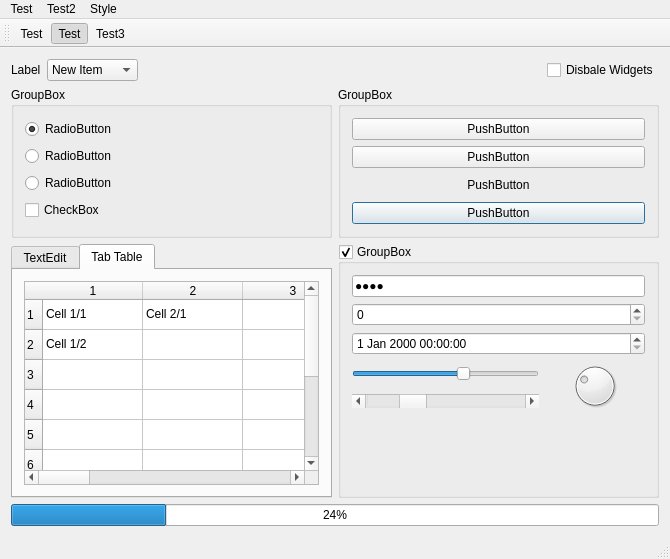
The window that examples/mainwindow.ui (gmarull/qtmodern) describes before a commit, drawn with Qt 5.
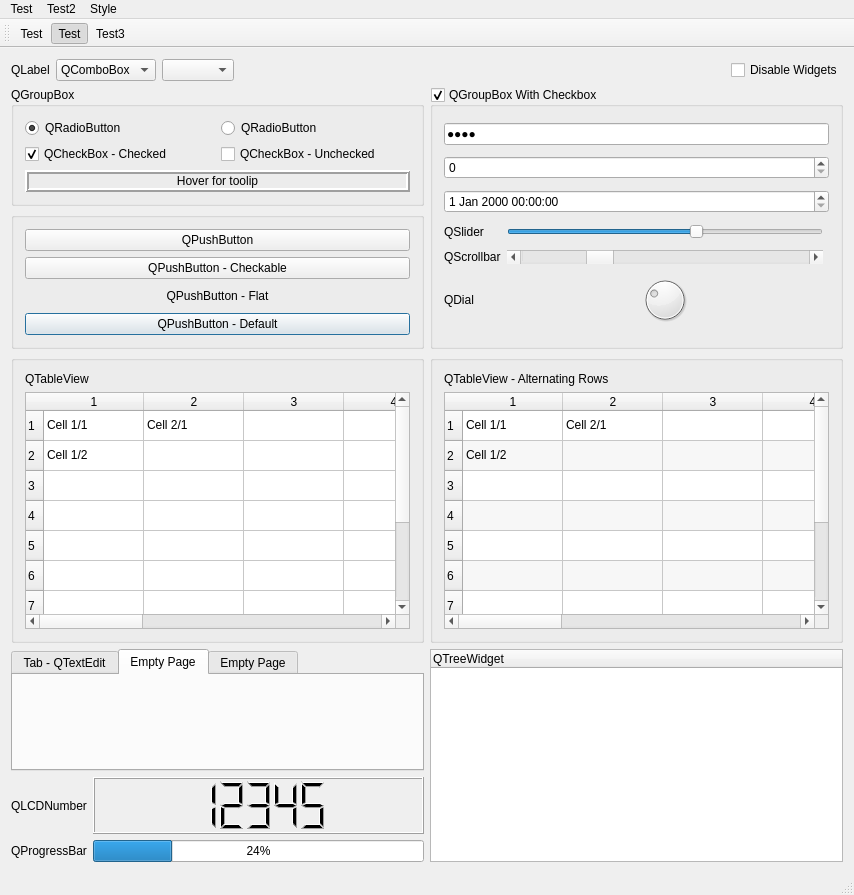
The same window after the commit. The open tabs and pages were chosen to show the change.

Commit message: Updated example with more type of widgets as well as labels on the controls

Diff of the .ui file:
```diff
--- a/examples/mainwindow.ui
+++ b/examples/mainwindow.ui
@@ -6,21 +6,103 @@
    <rect>
     <x>0</x>
     <y>0</y>
-    <width>670</width>
-    <height>559</height>
+    <width>854</width>
+    <height>895</height>
    </rect>
   </property>
   <property name="windowTitle">
    <string>MainWindow</string>
   </property>
   <widget class="QWidget" name="centralWidget">
-   <layout class="QGridLayout" name="gridLayout_2">
+   <layout class="QGridLayout" name="gridLayout_2" rowstretch="0,0,0,5,0,1,1,1,0,0" columnstretch="1,1">
+    <item row="1" column="1" rowspan="2">
+     <widget class="QGroupBox" name="groupBox_3">
+      <property name="title">
+       <string>QGroupBox With Checkbox</string>
+      </property>
+      <property name="checkable">
+       <bool>true</bool>
+      </property>
+      <layout class="QGridLayout" name="gridLayout">
+       <item row="2" column="0" colspan="3">
+        <widget class="QDateTimeEdit" name="dateTimeEdit"/>
+       </item>
+       <item row="4" column="0">
+        <widget class="QLabel" name="label_4">
+         <property name="text">
+          <string>QScrollbar</string>
+         </property>
+        </widget>
+       </item>
+       <item row="3" column="0">
+        <widget class="QLabel" name="label_3">
+         <property name="text">
+          <string>QSlider</string>
+         </property>
+        </widget>
+       </item>
+       <item row="3" column="1">
+        <widget class="QSlider" name="horizontalSlider">
+         <property name="value">
+          <number>60</number>
+         </property>
+         <property name="orientation">
+          <enum>Qt::Horizontal</enum>
+         </property>
+        </widget>
+       </item>
+       <item row="0" column="0" colspan="3">
+        <widget class="QLineEdit" name="lineEdit">
+         <property name="text">
+          <string>test</string>
+         </property>
+         <property name="echoMode">
+          <enum>QLineEdit::Password</enum>
+         </property>
+        </widget>
+       </item>
+       <item row="4" column="1">
+        <widget class="QScrollBar" name="horizontalScrollBar">
+         <property name="value">
+          <number>25</number>
+         </property>
+         <property name="orientation">
+          <enum>Qt::Horizontal</enum>
+         </property>
+        </widget>
+       </item>
+       <item row="1" column="0" colspan="3">
+        <widget class="QSpinBox" name="spinBox"/>
+       </item>
+       <item row="6" column="1">
+        <widget class="QDial" name="dial">
+         <property name="maximumSize">
+          <size>
+           <width>16777215</width>
+           <height>50</height>
+          </size>
+         </property>
+         <property name="value">
+          <number>30</number>
+         </property>
+        </widget>
+       </item>
+       <item row="6" column="0">
+        <widget class="QLabel" name="label_5">
+         <property name="text">
+          <string>QDial</string>
+         </property>
+        </widget>
+       </item>
+      </layout>
+     </widget>
+    </item>
     <item row="0" column="0" colspan="2">
      <layout class="QHBoxLayout" name="horizontalLayout">
       <item>
        <widget class="QLabel" name="label">
         <property name="text">
-         <string>Label</string>
+         <string>QLabel</string>
         </property>
        </widget>
       </item>
@@ -28,7 +110,7 @@
        <widget class="QComboBox" name="comboBox">
         <item>
          <property name="text">
-          <string>New Item</string>
+          <string>QComboBox</string>
          </property>
         </item>
         <item>
@@ -43,6 +125,9 @@
         </item>
        </widget>
       </item>
+      <item>
+       <widget class="QComboBox" name="comboBox_2"/>
+      </item>
       <item>
        <spacer name="horizontalSpacer">
         <property name="orientation">
@@ -59,7 +144,7 @@
       <item>
        <widget class="QCheckBox" name="checkBox_4">
         <property name="text">
-         <string>Disbale Widgets</string>
+         <string>Disable Widgets</string>
         </property>
         <property name="checked">
          <bool>false</bool>
@@ -68,78 +153,68 @@
       </item>
      </layout>
     </item>
-    <item row="1" column="0">
-     <widget class="QGroupBox" name="groupBox">
-      <property name="title">
-       <string>GroupBox</string>
-      </property>
-      <layout class="QVBoxLayout" name="verticalLayout_4">
-       <item>
-        <widget class="QRadioButton" name="radioButton">
-         <property name="toolTipDuration">
-          <number>-10</number>
-         </property>
-         <property name="text">
-          <string>RadioButton</string>
-         </property>
-         <property name="checked">
-          <bool>true</bool>
-         </property>
-        </widget>
-       </item>
-       <item>
-        <widget class="QRadioButton" name="radioButton_2">
-         <property name="text">
-          <string>RadioButton</string>
-         </property>
-        </widget>
-       </item>
-       <item>
-        <widget class="QRadioButton" name="radioButton_3">
-         <property name="text">
-          <string>RadioButton</string>
-         </property>
-        </widget>
-       </item>
-       <item>
-        <widget class="QCheckBox" name="checkBox">
-         <property name="text">
-          <string>CheckBox</string>
-         </property>
-         <property name="checkable">
-          <bool>true</bool>
-         </property>
-         <property name="checked">
-          <bool>false</bool>
-         </property>
-         <property name="autoExclusive">
-          <bool>false</bool>
-         </property>
-         <property name="tristate">
-          <bool>true</bool>
-         </property>
-        </widget>
-       </item>
-      </layout>
-     </widget>
+    <item row="7" column="0">
+     <layout class="QHBoxLayout" name="horizontalLayout_2">
+      <item>
+       <widget class="QLabel" name="label_6">
+        <property name="text">
+         <string>QProgressBar</string>
+        </property>
+       </widget>
+      </item>
+      <item>
+       <widget class="QProgressBar" name="progressBar">
+        <property name="value">
+         <number>24</number>
+        </property>
+       </widget>
+      </item>
+     </layout>
     </item>
-    <item row="1" column="1">
+    <item row="6" column="0">
+     <layout class="QHBoxLayout" name="horizontalLayout_3" stretch="0,1">
+      <item>
+       <widget class="QLabel" name="label_7">
+        <property name="text">
+         <string>QLCDNumber</string>
+        </property>
+       </widget>
+      </item>
+      <item>
+       <widget class="QLCDNumber" name="lcdNumber">
+        <property name="minimumSize">
+         <size>
+          <width>0</width>
+          <height>20</height>
+         </size>
+        </property>
+        <property name="value" stdset="0">
+         <double>12345.000000000000000</double>
+        </property>
+        <property name="intValue" stdset="0">
+         <number>12345</number>
+        </property>
+       </widget>
+      </item>
+     </layout>
+    </item>
+    <item row="2" column="0">
      <widget class="QGroupBox" name="groupBox_2">
       <property name="title">
-       <string>GroupBox</string>
+       <string/>
       </property>
       <layout class="QVBoxLayout" name="verticalLayout_3">
        <item>
         <widget class="QPushButton" name="pushButton">
          <property name="text">
-          <string>PushButton</string>
+          <string>QPushButton</string>
          </property>
         </widget>
        </item>
        <item>
         <widget class="QPushButton" name="pushButton_2">
          <property name="text">
-          <string>PushButton</string>
+          <string>QPushButton - Checkable</string>
          </property>
          <property name="checkable">
           <bool>true</bool>
@@ -149,7 +224,7 @@
        <item>
         <widget class="QPushButton" name="pushButton_3">
          <property name="text">
-          <string>PushButton</string>
+          <string>QPushButton - Flat</string>
          </property>
          <property name="flat">
           <bool>true</bool>
@@ -159,7 +234,7 @@
        <item>
         <widget class="QPushButton" name="pushButton_4">
          <property name="text">
-          <string>PushButton</string>
+          <string>QPushButton - Default</string>
          </property>
          <property name="default">
           <bool>true</bool>
@@ -169,14 +244,376 @@
       </layout>
      </widget>
     </item>
-    <item row="2" column="0">
+    <item row="1" column="0">
+     <widget class="QGroupBox" name="groupBox">
+      <property name="title">
+       <string>QGroupBox</string>
+      </property>
+      <layout class="QGridLayout" name="gridLayout_3">
+       <item row="2" column="1">
+        <widget class="QCheckBox" name="checkBox_2">
+         <property name="text">
+          <string>QCheckBox - Unchecked</string>
+         </property>
+         <property name="checkable">
+          <bool>true</bool>
+         </property>
+         <property name="checked">
+          <bool>false</bool>
+         </property>
+         <property name="tristate">
+          <bool>true</bool>
+         </property>
+        </widget>
+       </item>
+       <item row="0" column="1">
+        <widget class="QRadioButton" name="radioButton_2">
+         <property name="text">
+          <string>QRadioButton</string>
+         </property>
+        </widget>
+       </item>
+       <item row="2" column="0">
+        <widget class="QCheckBox" name="checkBox">
+         <property name="text">
+          <string>QCheckBox - Checked</string>
+         </property>
+         <property name="checkable">
+          <bool>true</bool>
+         </property>
+         <property name="checked">
+          <bool>true</bool>
+         </property>
+         <property name="tristate">
+          <bool>true</bool>
+         </property>
+        </widget>
+       </item>
+       <item row="0" column="0">
+        <widget class="QRadioButton" name="radioButton">
+         <property name="toolTipDuration">
+          <number>-10</number>
+         </property>
+         <property name="text">
+          <string>QRadioButton</string>
+         </property>
+         <property name="checked">
+          <bool>true</bool>
+         </property>
+        </widget>
+       </item>
+       <item row="3" column="0" colspan="2">
+        <widget class="QLabel" name="tooltiplabel">
+         <property name="frameShape">
+          <enum>QFrame::Box</enum>
+         </property>
+         <property name="frameShadow">
+          <enum>QFrame::Raised</enum>
+         </property>
+         <property name="lineWidth">
+          <number>2</number>
+         </property>
+         <property name="text">
+          <string>Hover for toolip</string>
+         </property>
+         <property name="alignment">
+          <set>Qt::AlignCenter</set>
+         </property>
+        </widget>
+       </item>
+      </layout>
+     </widget>
+    </item>
+    <item row="3" column="1">
+     <widget class="QGroupBox" name="groupBox_5">
+      <property name="title">
+       <string/>
+      </property>
+      <layout class="QGridLayout" name="gridLayout_5">
+       <item row="1" column="0">
+        <widget class="QTableWidget" name="tableWidget_2">
+         <property name="alternatingRowColors">
+          <bool>true</bool>
+         </property>
+         <row>
+          <property name="text">
+           <string>1</string>
+          </property>
+         </row>
+         <row>
+          <property name="text">
+           <string>2</string>
+          </property>
+         </row>
+         <row>
+          <property name="text">
+           <string>3</string>
+          </property>
+         </row>
+         <row>
+          <property name="text">
+           <string>4</string>
+          </property>
+         </row>
+         <row>
+          <property name="text">
+           <string>5</string>
+          </property>
+         </row>
+         <row>
+          <property name="text">
+           <string>6</string>
+          </property>
+         </row>
+         <row>
+          <property name="text">
+           <string>7</string>
+          </property>
+         </row>
+         <row>
+          <property name="text">
+           <string>8</string>
+          </property>
+         </row>
+         <row>
+          <property name="text">
+           <string>9</string>
+          </property>
+         </row>
+         <row>
+          <property name="text">
+           <string>10</string>
+          </property>
+         </row>
+         <column>
+          <property name="text">
+           <string>1</string>
+          </property>
+         </column>
+         <column>
+          <property name="text">
+           <string>2</string>
+          </property>
+         </column>
+         <column>
+          <property name="text">
+           <string>3</string>
+          </property>
+         </column>
+         <column>
+          <property name="text">
+           <string>4</string>
+          </property>
+         </column>
+         <column>
+          <property name="text">
+           <string>5</string>
+          </property>
+         </column>
+         <column>
+          <property name="text">
+           <string>6</string>
+          </property>
+         </column>
+         <column>
+          <property name="text">
+           <string>7</string>
+          </property>
+         </column>
+         <column>
+          <property name="text">
+           <string>8</string>
+          </property>
+         </column>
+         <column>
+          <property name="text">
+           <string>9</string>
+          </property>
+         </column>
+         <column>
+          <property name="text">
+           <string>10</string>
+          </property>
+         </column>
+         <item row="0" column="0">
+          <property name="text">
+           <string>Cell 1/1</string>
+          </property>
+         </item>
+         <item row="0" column="1">
+          <property name="text">
+           <string>Cell 2/1</string>
+          </property>
+         </item>
+         <item row="1" column="0">
+          <property name="text">
+           <string>Cell 1/2</string>
+          </property>
+         </item>
+        </widget>
+       </item>
+       <item row="0" column="0">
+        <widget class="QLabel" name="label_9">
+         <property name="text">
+          <string>QTableView - Alternating Rows</string>
+         </property>
+        </widget>
+       </item>
+      </layout>
+     </widget>
+    </item>
+    <item row="3" column="0">
+     <widget class="QGroupBox" name="groupBox_4">
+      <property name="title">
+       <string/>
+      </property>
+      <layout class="QGridLayout" name="gridLayout_4">
+       <item row="1" column="0">
+        <widget class="QTableWidget" name="tableWidget">
+         <row>
+          <property name="text">
+           <string>1</string>
+          </property>
+         </row>
+         <row>
+          <property name="text">
+           <string>2</string>
+          </property>
+         </row>
+         <row>
+          <property name="text">
+           <string>3</string>
+          </property>
+         </row>
+         <row>
+          <property name="text">
+           <string>4</string>
+          </property>
+         </row>
+         <row>
+          <property name="text">
+           <string>5</string>
+          </property>
+         </row>
+         <row>
+          <property name="text">
+           <string>6</string>
+          </property>
+         </row>
+         <row>
+          <property name="text">
+           <string>7</string>
+          </property>
+         </row>
+         <row>
+          <property name="text">
+           <string>8</string>
+          </property>
+         </row>
+         <row>
+          <property name="text">
+           <string>9</string>
+          </property>
+         </row>
+         <row>
+          <property name="text">
+           <string>10</string>
+          </property>
+         </row>
+         <column>
+          <property name="text">
+           <string>1</string>
+          </property>
+         </column>
+         <column>
+          <property name="text">
+           <string>2</string>
+          </property>
+         </column>
+         <column>
+          <property name="text">
+           <string>3</string>
+          </property>
+         </column>
+         <column>
+          <property name="text">
+           <string>4</string>
+          </property>
+         </column>
+         <column>
+          <property name="text">
+           <string>5</string>
+          </property>
+         </column>
+         <column>
+          <property name="text">
+           <string>6</string>
+          </property>
+         </column>
+         <column>
+          <property name="text">
+           <string>7</string>
+          </property>
+         </column>
+         <column>
+          <property name="text">
+           <string>8</string>
+          </property>
+         </column>
+         <column>
+          <property name="text">
+           <string>9</string>
+          </property>
+         </column>
+         <column>
+          <property name="text">
+           <string>10</string>
+          </property>
+         </column>
+         <item row="0" column="0">
+          <property name="text">
+           <string>Cell 1/1</string>
+          </property>
+         </item>
+         <item row="0" column="1">
+          <property name="text">
+           <string>Cell 2/1</string>
+          </property>
+         </item>
+         <item row="1" column="0">
+          <property name="text">
+           <string>Cell 1/2</string>
+          </property>
+         </item>
+        </widget>
+       </item>
+       <item row="0" column="0">
+        <widget class="QLabel" name="label_8">
+         <property name="text">
+          <string>QTableView</string>
+         </property>
+        </widget>
+       </item>
+      </layout>
+     </widget>
+    </item>
+    <item row="5" column="1" rowspan="3">
+     <widget class="QTreeWidget" name="treeWidget">
+      <column>
+       <property name="text">
+        <string>QTreeWidget</string>
+       </property>
+      </column>
+     </widget>
+    </item>
+    <item row="5" column="0">
      <widget class="QTabWidget" name="tabWidget">
       <property name="currentIndex">
        <number>1</number>
       </property>
       <widget class="QWidget" name="tab">
        <attribute name="title">
-        <string>TextEdit</string>
+        <string>Tab - QTextEdit</string>
        </attribute>
        <layout class="QVBoxLayout" name="verticalLayout">
         <item>
@@ -194,205 +631,14 @@
       </widget>
       <widget class="QWidget" name="tab_2">
        <attribute name="title">
-        <string>Tab Table</string>
+        <string>Empty Page</string>
        </attribute>
-       <layout class="QVBoxLayout" name="verticalLayout_2">
-        <item>
-         <widget class="QTableWidget" name="tableWidget">
-          <row>
-           <property name="text">
-            <string>1</string>
-           </property>
-          </row>
-          <row>
-           <property name="text">
-            <string>2</string>
-           </property>
-          </row>
-          <row>
-           <property name="text">
-            <string>3</string>
-           </property>
-          </row>
-          <row>
-           <property name="text">
-            <string>4</string>
-           </property>
-          </row>
-          <row>
-           <property name="text">
-            <string>5</string>
-           </property>
-          </row>
-          <row>
-           <property name="text">
-            <string>6</string>
-           </property>
-          </row>
-          <row>
-           <property name="text">
-            <string>7</string>
-           </property>
-          </row>
-          <row>
-           <property name="text">
-            <string>8</string>
-           </property>
-          </row>
-          <row>
-           <property name="text">
-            <string>9</string>
-           </property>
-          </row>
-          <row>
-           <property name="text">
-            <string>10</string>
-           </property>
-          </row>
-          <column>
-           <property name="text">
-            <string>1</string>
-           </property>
-          </column>
-          <column>
-           <property name="text">
-            <string>2</string>
-           </property>
-          </column>
-          <column>
-           <property name="text">
-            <string>3</string>
-           </property>
-          </column>
-          <column>
-           <property name="text">
-            <string>4</string>
-           </property>
-          </column>
-          <column>
-           <property name="text">
-            <string>5</string>
-           </property>
-          </column>
-          <column>
-           <property name="text">
-            <string>6</string>
-           </property>
-          </column>
-          <column>
-           <property name="text">
-            <string>7</string>
-           </property>
-          </column>
-          <column>
-           <property name="text">
-            <string>8</string>
-           </property>
-          </column>
-          <column>
-           <property name="text">
-            <string>9</string>
-           </property>
-          </column>
-          <column>
-           <property name="text">
-            <string>10</string>
-           </property>
-          </column>
-          <item row="0" column="0">
-           <property name="text">
-            <string>Cell 1/1</string>
-           </property>
-          </item>
-          <item row="0" column="1">
-           <property name="text">
-            <string>Cell 2/1</string>
-           </property>
-          </item>
-          <item row="1" column="0">
-           <property name="text">
-            <string>Cell 1/2</string>
-           </property>
-          </item>
-         </widget>
-        </item>
-       </layout>
       </widget>
-     </widget>
-    </item>
-    <item row="2" column="1">
-     <widget class="QGroupBox" name="groupBox_3">
-      <property name="title">
-       <string>GroupBox</string>
-      </property>
-      <property name="checkable">
-       <bool>true</bool>
-      </property>
-      <layout class="QGridLayout" name="gridLayout">
-       <item row="3" column="1" rowspan="2">
-        <widget class="QDial" name="dial">
-         <property name="value">
-          <number>30</number>
-         </property>
-        </widget>
-       </item>
-       <item row="2" column="0" colspan="2">
-        <widget class="QDateTimeEdit" name="dateTimeEdit"/>
-       </item>
-       <item row="3" column="0">
-        <widget class="QSlider" name="horizontalSlider">
-         <property name="value">
-          <number>60</number>
-         </property>
-         <property name="orientation">
-          <enum>Qt::Horizontal</enum>
-         </property>
-        </widget>
-       </item>
-       <item row="1" column="0" colspan="2">
-        <widget class="QSpinBox" name="spinBox"/>
-       </item>
-       <item row="4" column="0">
-        <widget class="QScrollBar" name="horizontalScrollBar">
-         <property name="value">
-          <number>25</number>
-         </property>
-         <property name="orientation">
-          <enum>Qt::Horizontal</enum>
-         </property>
-        </widget>
-       </item>
-       <item row="0" column="0" colspan="2">
-        <widget class="QLineEdit" name="lineEdit">
-         <property name="text">
-          <string>test</string>
-         </property>
-         <property name="echoMode">
-          <enum>QLineEdit::Password</enum>
-         </property>
-        </widget>
-       </item>
-       <item row="5" column="0" colspan="2">
-        <spacer name="verticalSpacer">
-         <property name="orientation">
-          <enum>Qt::Vertical</enum>
-         </property>
-         <property name="sizeHint" stdset="0">
-          <size>
-           <width>20</width>
-           <height>40</height>
-          </size>
-         </property>
-        </spacer>
-       </item>
-      </layout>
-     </widget>
-    </item>
-    <item row="3" column="0" colspan="2">
-     <widget class="QProgressBar" name="progressBar">
-      <property name="value">
-       <number>24</number>
-      </property>
+      <widget class="QWidget" name="tab_4">
+       <attribute name="title">
+        <string>Empty Page</string>
+       </attribute>
+      </widget>
      </widget>
     </item>
    </layout>
@@ -402,8 +648,8 @@
     <rect>
      <x>0</x>
      <y>0</y>
-     <width>670</width>
-     <height>21</height>
+     <width>854</width>
+     <height>22</height>
     </rect>
    </property>
    <widget class="QMenu" name="menuTest">
```
Left out of the diff: 8 changed lines with no effect on the pictures. The commit also changes 3 other files.
